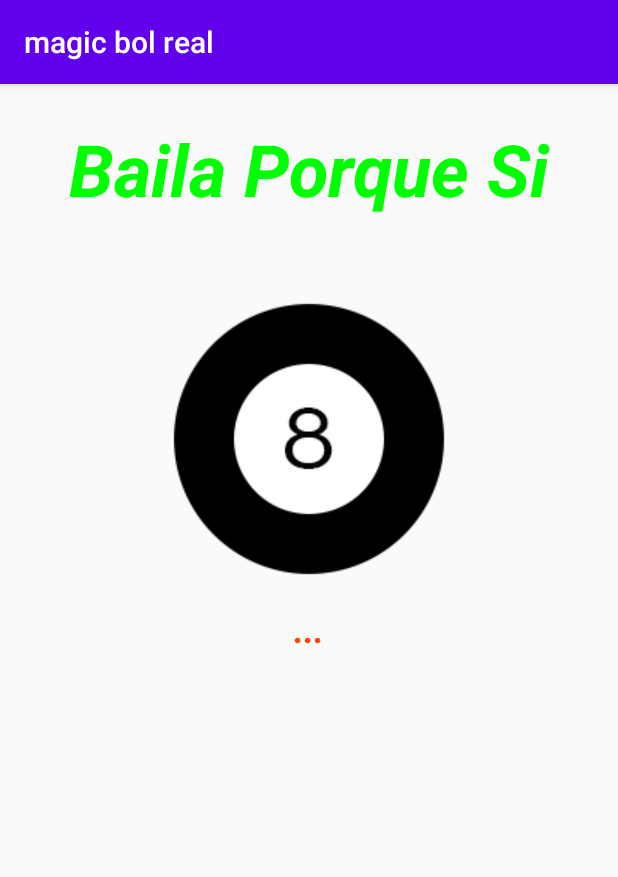
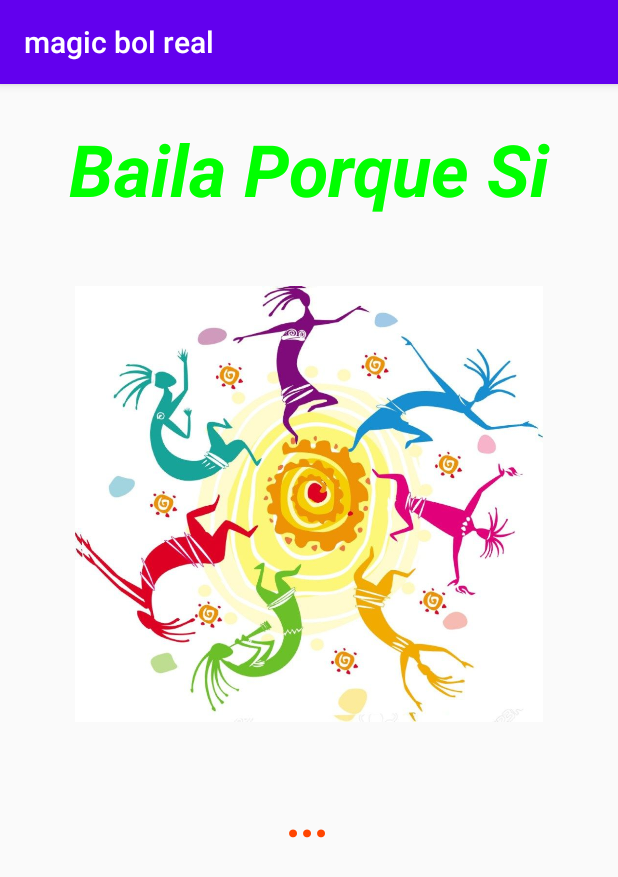
Before and after one commit to andreshf90/BailaPorqueSi, an Android app: the screen it shows after launch (MainActivity), on a phone screen of 412 x 824 dp. Shown: the top 877 px of the screen. Run offline under Robolectric (Android 15) with nearby library versions, the phone set to English and light mode, and no system bars.

Commit message:
Cambios finales definitivos

```diff
--- a/app/src/main/java/com/example/magicbolreal/MainActivity.java
+++ b/app/src/main/java/com/example/magicbolreal/MainActivity.java
@@ -8,16 +8,15 @@ import android.widget.ImageView;
 import android.widget.TextView;
 import android.widget.Toast;
 
-import org.w3c.dom.Text;
 
 import java.util.Random;
 
-public class MainActivity extends AppCompatActivity {
+public class MainActivity extends AppCompatActivity implements View.OnClickListener {
 
 private ImageView ballI;
-private TextView respuesta;
+private TextView respuestabaile;
 
-private String[]respuestaArray={"Onda Disco", "Muevete como una culebra", "Esta noche la salsa es tu pasión", "Por que no pruebas con chacha", "Baila lo que quieras", "Una romántica",
+private String[] respuestaArray = {"Onda Disco", "Muevete como una culebra", "Esta noche la salsa es tu pasión", "Por que no pruebas con chacha", "Baila lo que quieras", "Una romántica",
         "La bachata hoy te domina", "Danza contemporanea", "Algo clásico", "Menea las caderas con un reggeton", "Baila porque si,lo que suene",
         "Baila como un esqueleto", "Libera todo tu cuerpo y muevete", "Esto es el baile del robot", "Y por que no probar con la danza del canguro",
         "Hit del momento", "Imita bailando a alguien", "Solo mueve las piernas", "muevete como si tuvieras frio"};
@@ -28,22 +27,19 @@ private String[]respuestaArray={"Onda Disco", "Muevete como una culebra", "Esta
         setContentView(R.layout.activity_main);
 
         ballI= findViewById(R.id.boton);
-        respuesta= findViewById(R.id.respuesta);
+        respuestabaile= findViewById(R.id.respuesta);
 
         ballI.setOnClickListener((View.OnClickListener) this);
         Toast.makeText(MainActivity.this, " Baila Porque Si ", Toast.LENGTH_SHORT).show();
-
     }
 
-    private void show() {
-    }
+    @Override
+    public void onClick(View v){
 
-
-    public void onClick(View v){
     switch (v.getId()){
         case R.id.boton:
             int random= new Random().nextInt(respuestaArray.length);
-            respuesta.setText(respuestaArray[random]);
+            respuestabaile.setText(respuestaArray[random]);
 
             break;
     }
--- a/app/src/main/res/layout/activity_main.xml
+++ b/app/src/main/res/layout/activity_main.xml
@@ -20,21 +20,21 @@
 
     <ImageView
         android:id="@+id/boton"
-        android:layout_width="wrap_content"
-        android:layout_height="wrap_content"
+        android:layout_width="312dp"
+        android:layout_height="352dp"
         android:layout_gravity="center"
-        android:layout_marginTop="48dp"
-        app:srcCompat="@drawable/ball" />
+        android:layout_marginTop="15dp"
+        app:srcCompat="@drawable/baila1" />
 
     <TextView
         android:id="@+id/respuesta"
         android:layout_width="wrap_content"
         android:layout_height="wrap_content"
+        android:layout_gravity="center"
+        android:layout_marginTop="10dp"
         android:text="..."
-        android:layout_gravity="center"
-        android:textSize="24sp"
-        android:layout_marginTop="10dp"
         android:textColor="#FF4500"
+        android:textSize="34sp"
         android:textStyle="italic | bold" />
 
 </LinearLayout>
```
Also changed, not shown: app/src/main/res/drawable/baila1.jpg (added).
